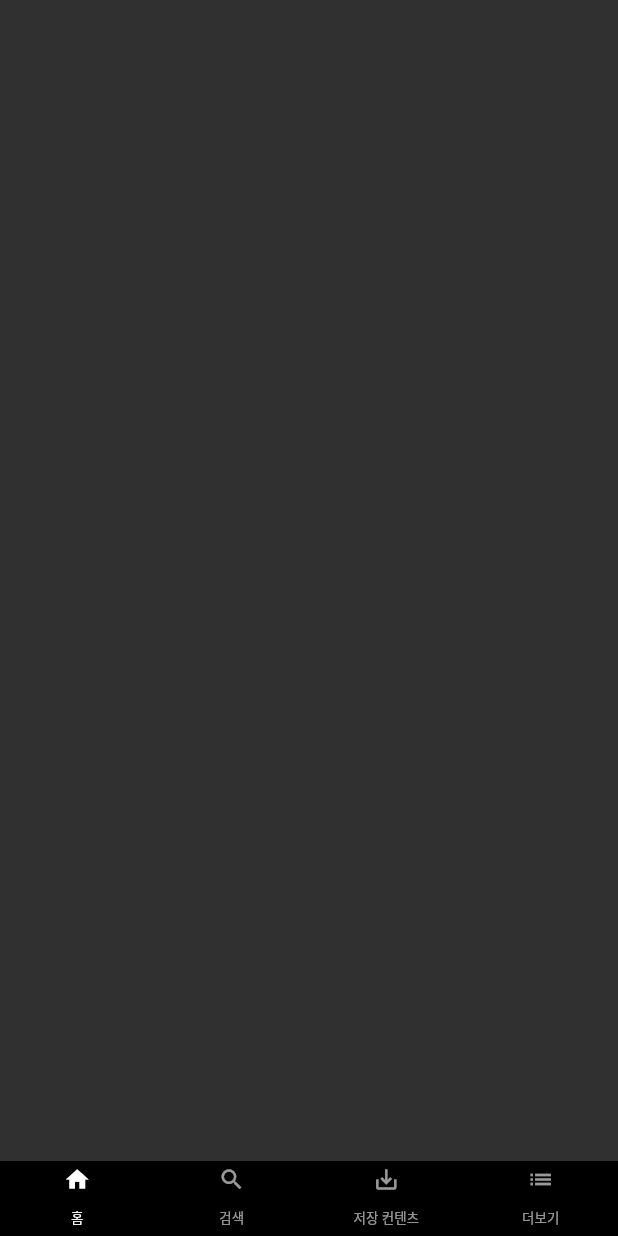
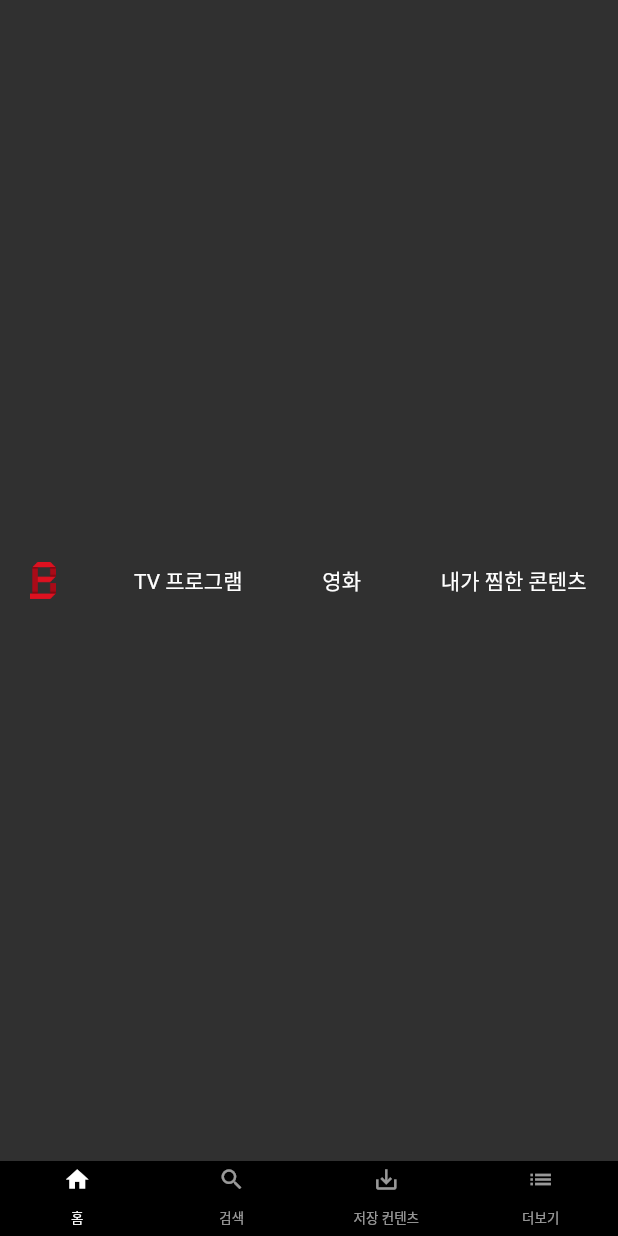
Before and after one commit to MaximSungmo/flutter_netflix_clone, a Flutter app: the screen it shows after launch, on a phone screen of 412 x 824 dp. Run offline on Flutter 3.47's test engine with Material 2 defaults, Android fonts, the phone set to English and light mode, and no system bars.

Commit message:
feat: HomeScreen TopBar

```diff
--- a/lib/main.dart
+++ b/lib/main.dart
@@ -1,4 +1,5 @@
 import 'package:flutter/material.dart';
+import 'package:flutter_netflix_clone/screen/home_screen.dart';
 import 'package:flutter_netflix_clone/widget/bottom_bar.dart';
 
 void main() {
@@ -26,7 +27,7 @@ class _MyAppState extends State<MyApp> {
           body: TabBarView(
             physics: NeverScrollableScrollPhysics(),
             children: <Widget>[
-              Container(),
+              HomeScreen(),
               Container(
                 color: Colors.white60,
               ),
--- /dev/null
+++ b/lib/screen/home_screen.dart
@@ -0,0 +1,48 @@
+import 'package:flutter/material.dart';
+
+class HomeScreen extends StatefulWidget {
+  _HomeScreenState createState() => _HomeScreenState();
+}
+
+class _HomeScreenState extends State<HomeScreen> {
+  @override
+  void initState() {
+    super.initState();
+  }
+
+  @override
+  Widget build(BuildContext context) {
+    return TopBar();
+  }
+}
+
+class TopBar extends StatelessWidget {
+  @override
+  Widget build(BuildContext context) {
+    return Container(
+      padding: EdgeInsets.fromLTRB(20, 7, 20, 7),
+      child: Row(
+        mainAxisAlignment: MainAxisAlignment.spaceBetween,
+        children: <Widget>[
+          Image.asset(
+            'images/bbongflix_logo.png',
+            fit: BoxFit.contain,
+            height: 25,
+          ),
+          Container(
+            padding: EdgeInsets.only(right: 1),
+            child: Text('TV 프로그램', style: TextStyle(fontSize: 14),),
+          ),
+          Container(
+            padding: EdgeInsets.only(right: 1),
+            child: Text('영화', style: TextStyle(fontSize: 14),),
+          ),
+          Container(
+            padding: EdgeInsets.only(right: 1),
+            child: Text('내가 찜한 콘텐츠', style: TextStyle(fontSize: 14),),
+          )
+        ],
+      ),
+    );
+  }
+}
--- a/pubspec.yaml
+++ b/pubspec.yaml
@@ -44,9 +44,9 @@ flutter:
   # the material Icons class.
   uses-material-design: true
 
-  # To add assets to your application, add an assets section, like this:
-  # assets:
-  #   - images/a_dot_burr.jpeg
+    # To add assets to your application, add an assets section, like this:
+  assets:
+    - images/bbongflix_logo.png
   #   - images/a_dot_ham.jpeg
 
   # An image asset can refer to one or more resolution-specific "variants", see
```
Also changed, not shown: images/bbongflix_logo.png (added).
